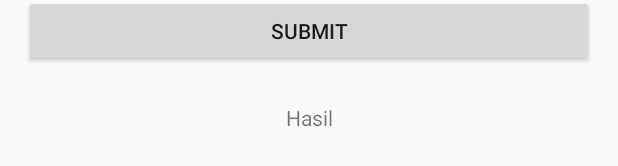
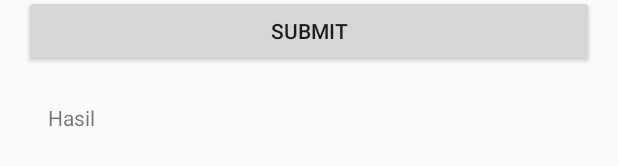
Before and after one commit to Pratiwiratri/FormLamaranKerja, an Android app: the layout activity_main.xml on its own in the app's theme, with its tools: preview values and no code run, on a phone screen of 412 x 824 dp. Shown: the part 784-950 px from the top of the screen. Run offline under Robolectric (Android 15) with nearby library versions, the phone set to English and light mode, and no system bars.

Commit message:
Commit Akhir

```diff
--- a/app/src/main/java/id/sch/smktelkom_mlg/tugas01/xiirpl5030/formlamarankerja/MainActivity.java
+++ b/app/src/main/java/id/sch/smktelkom_mlg/tugas01/xiirpl5030/formlamarankerja/MainActivity.java
@@ -111,6 +111,12 @@ public class MainActivity extends AppCompatActivity {
                 AlertDialog alert11 = builder1.create();
                 alert11.show();
             }
+            else
+            {
+                tvHasil.setText("Nama Pelamar : "+nama+ "\nPendidikan Terakhir : "+SpPendidikan.getSelectedItem().toString()+ "\nLama Pengalaman Kerja : "+irb
+                        +"\nPosisi Yang Diincar : \n"+cbHasil1);
+                kondisiawal();
+            }
 
         }
     }
--- a/app/src/main/res/layout/activity_main.xml
+++ b/app/src/main/res/layout/activity_main.xml
@@ -136,7 +136,7 @@
         <TextView
             android:layout_marginTop="8dp"
             android:padding="16dp"
-            android:gravity="center_horizontal"
+            android:gravity="left"
             android:layout_width="match_parent"
             android:layout_height="wrap_content"
             tools:text="Hasil"
```
